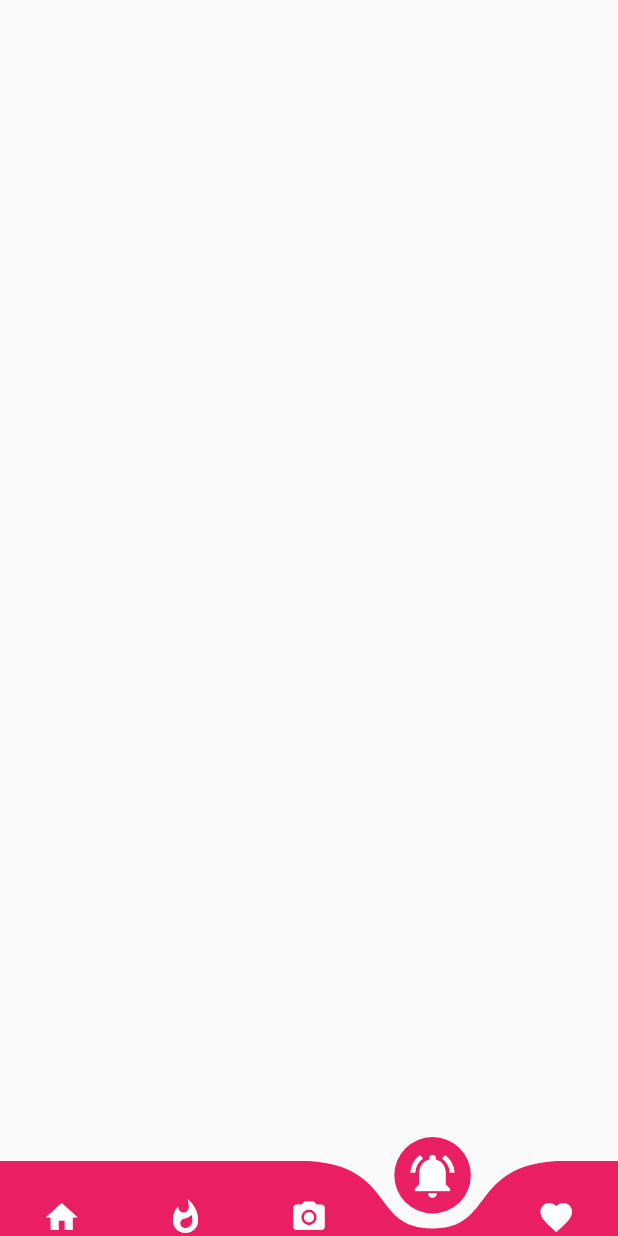
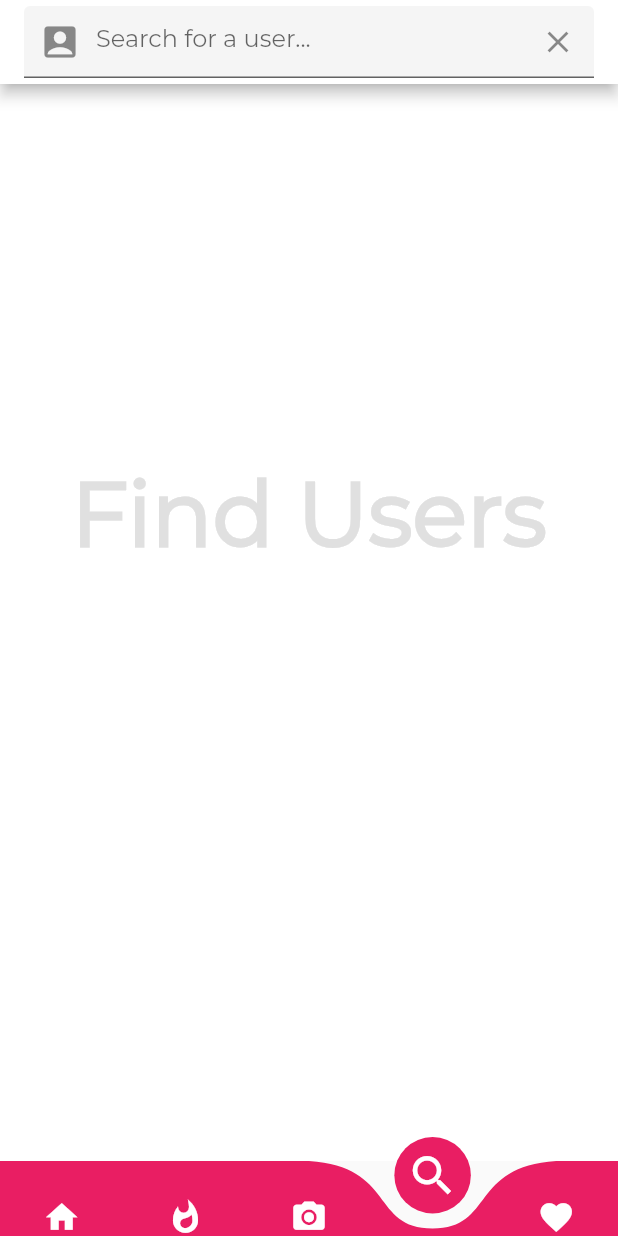
Before and after one commit to ckc64/PlogglyOne, a Flutter app: the Homepage screen opened directly, swiped to page 4, on a phone screen of 412 x 824 dp. Run offline on Flutter 3.47's test engine with Material 2 defaults, Android fonts, the phone set to English and light mode, and no system bars; drawn by our look-alikes of curved_navigation_bar; our stand-ins replace cached_network_image, cloud_firestore, firebase_auth, firebase_storage, flutter_datetime_picker, font_awesome_flutter and 2 more; accounts and stored records are empty; project files that could hold a hidden picture were left out.

Commit message:
with search

```diff
--- a/ploggly/lib/pages/home.dart
+++ b/ploggly/lib/pages/home.dart
@@ -111,13 +111,12 @@ bool isTimeLine=true;
 
       bottomNavigationBar: CurvedNavigationBar(
           index: pageIndex,
-
           height: 50.0,
           items: <Widget>[
             Icon(Icons.home, size: 25,color: Colors.white,),
             Icon(Icons.whatshot, size: 25,color: Colors.white),
             Icon(Icons.camera_alt, size: 25,color: Colors.white),
-            Icon(Icons.notifications_active, size: 35,color: Colors.white),
+            Icon(Icons.search, size: 35,color: Colors.white),
             Icon(Icons.favorite, size: 25,color: Colors.white),
           ],
           color: Colors.pink,
--- a/ploggly/lib/pages/search.dart
+++ b/ploggly/lib/pages/search.dart
@@ -1,15 +1,134 @@
+import 'package:cached_network_image/cached_network_image.dart';
 import 'package:flutter/material.dart';
+import 'package:firebase_auth/firebase_auth.dart';
+import 'package:cloud_firestore/cloud_firestore.dart';
+import 'package:ploggly/widgets/progress.dart';
+
 
 class Search extends StatefulWidget {
   @override
   _SearchState createState() => _SearchState();
 }
+FirebaseAuth fAuth = FirebaseAuth.instance;
+FirebaseUser loggedInUser;
+final userRef = Firestore.instance.collection('users');
 
 class _SearchState extends State<Search> {
+
+   Future<QuerySnapshot> searchResultFuture;
+   TextEditingController searchController = TextEditingController();
+
+  handleSearch(String query){
+      Future<QuerySnapshot> users = userRef
+      .where("name".toUpperCase(),isGreaterThanOrEqualTo:query)
+      .getDocuments();
+
+      setState(() {
+        searchResultFuture = users;
+      });
+
+  }
+  clearSearch(){
+    searchController.clear();
+  }
+
+  AppBar buildSearchField(){
+    return AppBar(
+        backgroundColor: Colors.white,
+        title: TextFormField(
+          controller: searchController,
+          textCapitalization: TextCapitalization.sentences,
+          decoration: InputDecoration(
+            hintText: "Search for a user...",
+
+            filled: true,
+            prefixIcon: Icon(
+              Icons.account_box,
+              size: 28.0,
+            ),
+            suffixIcon: IconButton(
+              icon: Icon(Icons.clear),
+              onPressed: ()=>print('cleared'),
+            )
+          ),
+          onFieldSubmitted: handleSearch,
+        )
+    );
+  }
+
+
+
+  Container buildNoContent(){
+    return Container(
+        child: Center(
+            child: ListView(
+              children: <Widget>[
+                SizedBox(height: 250.0,),
+                Text("Find Users", textAlign: TextAlign.center,
+                style: TextStyle(
+                  color:Colors.grey[300],
+                  fontFamily: 'Montserrat',
+                  fontWeight: FontWeight.w600,
+                  fontSize: 60.0,
+                ),
+                )
+              ],
+            ),
+        ),
+    );
+  }
+
+  buildSearchResults(){
+    return FutureBuilder(
+      future:searchResultFuture,
+      builder: (context,snapshot){
+        if(!snapshot.hasData){
+          return circularProgress();
+        }
+        List<Container> searchResults = [];
+        snapshot.data.documents.forEach((doc){
+
+          searchResults.add(
+          Container(
+            color:Colors.pink,
+            child: Column(
+              children: <Widget>[
+                GestureDetector(
+                  onTap: ()=> print('tapped'),
+                  child: ListTile(
+                    leading: CircleAvatar(
+                      backgroundColor: Colors.grey,
+                      backgroundImage: CachedNetworkImageProvider(doc['profpic']),
+                    ),
+                    title: Text(doc['name'],
+                    style: TextStyle(
+                      color: Colors.white,
+                      fontFamily: 'Montserrat',
+                    ),
+                    ),
+                    subtitle: Text(doc['username'],style: TextStyle(color: Colors.white),),
+                  ),
+                ),
+                Divider(height: 2.0,color: Colors.white54,)
+              ],
+            ),
+          )
+          );
+        });
+        return ListView(
+            children: searchResults
+        );
+      }
+    );
+  }
+
   @override
   Widget build(BuildContext context) {
-    return Container(
-
+    return Scaffold(
+      backgroundColor: Colors.white,
+        appBar: buildSearchField(),
+        body: searchResultFuture == null ? buildNoContent()
+        : buildSearchResults(),
     );
   }
 }
```
Also changed, not shown: ploggly/lib/pages/upload.dart (+31 -4 lines), ploggly/pubspec.lock, 2 other files.
